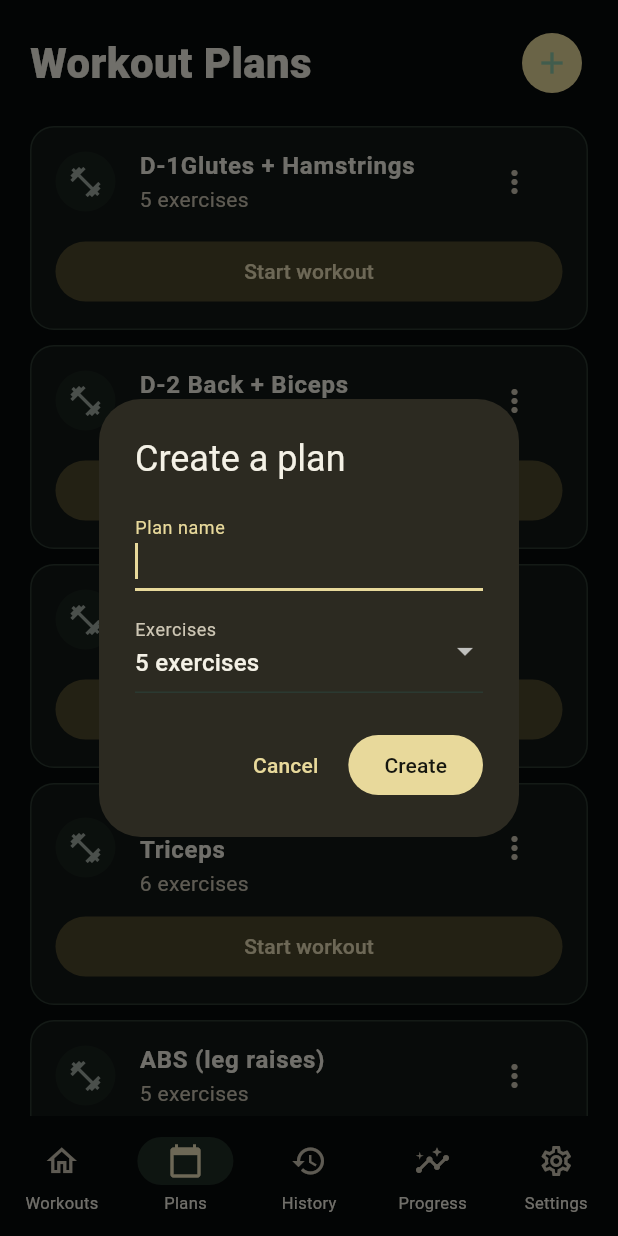
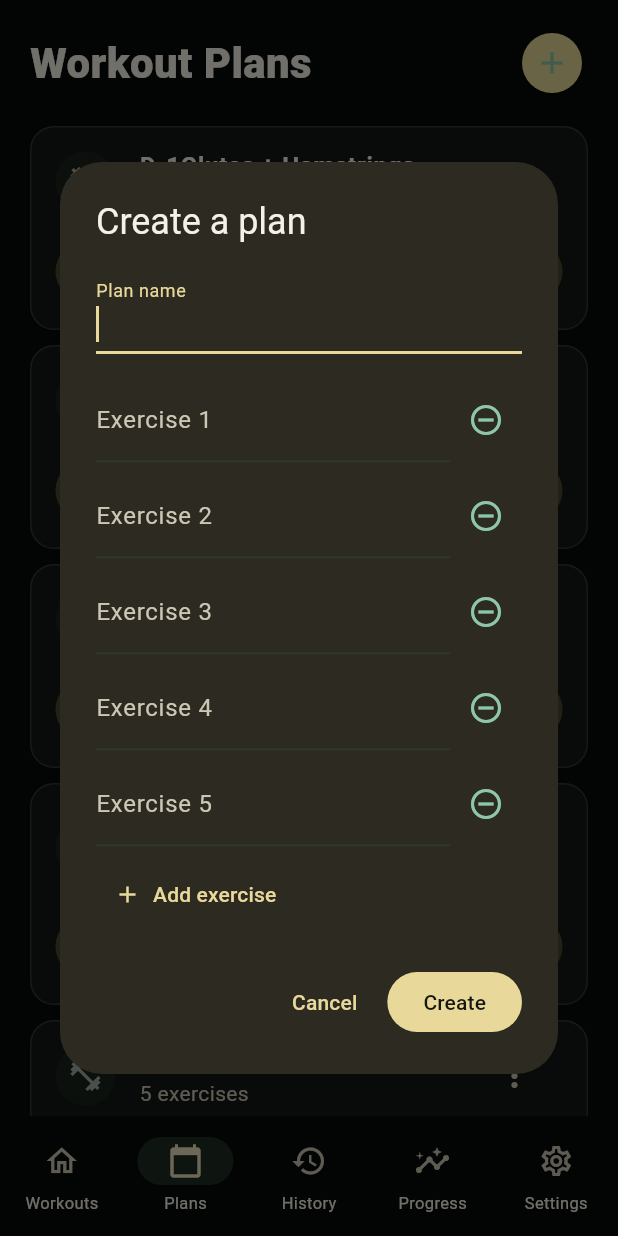
Before and after one commit to wazo-byte/flutter_ipohne_app_zenith00, a Flutter app: the screen it shows after launch, item 2 of the bottom bar chosen, after a tap on the "add" icon, on a phone screen of 412 x 824 dp. Run offline on Flutter 3.47's test engine with Material 3 defaults, Android fonts, the phone set to English and light mode, and no system bars; our stand-ins replace shared_preferences; Roboto replaces fonts that are missing (SF Pro Display).

Commit message:
Add workout plan exercise editing

```diff
--- a/lib/screens/plans/plans_screen.dart
+++ b/lib/screens/plans/plans_screen.dart
@@ -2,9 +2,12 @@ import 'package:flutter/material.dart';
 import '../../core/theme/app_theme.dart';
 import '../../models/workout_plan.dart';
 
+typedef _PlanDraft = ({String name, List<String> exercises});
+
 class PlansScreen extends StatelessWidget {
   final List<WorkoutPlan> plans;
-  final void Function(String name, int exerciseCount) onCreatePlan;
+  final void Function(String name, List<String> exercises) onCreatePlan;
+  final ValueChanged<WorkoutPlan> onUpdatePlan;
   final ValueChanged<WorkoutPlan> onDeletePlan;
   final ValueChanged<WorkoutPlan> onStartWorkout;
 
@@ -12,53 +15,105 @@ class PlansScreen extends StatelessWidget {
     super.key,
     required this.plans,
     required this.onCreatePlan,
+    required this.onUpdatePlan,
     required this.onDeletePlan,
     required this.onStartWorkout,
   });
 
-  Future<void> _showCreatePlanDialog(BuildContext context) async {
+  Future<void> _showPlanDialog(
+    BuildContext context, {
+    WorkoutPlan? plan,
+  }) async {
     final formKey = GlobalKey<FormState>();
-    var exerciseCount = 5;
-    var planName = '';
+    final nameController = TextEditingController(text: plan?.name ?? '');
+    final exerciseControllers = plan == null
+        ? List.generate(5, (_) => TextEditingController())
+        : plan.exerciseNames
+            .map((exercise) => TextEditingController(text: exercise))
+            .toList();
 
-    final result = await showDialog<(String, int)>(
+    try {
+      final result = await showDialog<_PlanDraft>(
         context: context,
         builder: (context) => StatefulBuilder(
           builder: (context, setDialogState) => AlertDialog(
-          title: const Text('Create a plan'),
-          content: Form(
+            title: Text(plan == null ? 'Create a plan' : 'Edit plan'),
+            content: SizedBox(
+              width: 420,
+              child: ConstrainedBox(
+                constraints: BoxConstraints(
+                  maxHeight: MediaQuery.sizeOf(context).height * 0.65,
+                ),
+                child: Form(
                   key: formKey,
-            child: Column(
-              mainAxisSize: MainAxisSize.min,
+                  child: ListView(
+                    shrinkWrap: true,
                     children: [
                       TextFormField(
-                  autofocus: true,
+                        controller: nameController,
+                        autofocus: plan == null,
                         textCapitalization: TextCapitalization.words,
-                  decoration: const InputDecoration(labelText: 'Plan name'),
-                  onSaved: (value) => planName = value?.trim() ?? '',
-                  validator: (value) => value == null || value.trim().isEmpty
+                        decoration:
+                            const InputDecoration(labelText: 'Plan name'),
+                        validator: (value) =>
+                            value == null || value.trim().isEmpty
                                 ? 'Enter a plan name'
                                 : null,
                       ),
-                const SizedBox(height: 12),
-                DropdownButtonFormField<int>(
-                  initialValue: exerciseCount,
-                  decoration: const InputDecoration(labelText: 'Exercises'),
-                  items: List.generate(8, (index) => index + 1)
-                      .map(
-                        (count) => DropdownMenuItem(
-                          value: count,
-                          child: Text('$count exercises'),
+                      const SizedBox(height: 16),
+                      ...exerciseControllers.indexed.map((entry) {
+                        final index = entry.$1;
+                        final controller = entry.$2;
+                        return Padding(
+                          padding: const EdgeInsets.only(bottom: 8),
+                          child: Row(
+                            children: [
+                              Expanded(
+                                child: TextFormField(
+                                  key: ValueKey(controller),
+                                  controller: controller,
+                                  textCapitalization: TextCapitalization.words,
+                                  decoration: InputDecoration(
+                                    labelText: 'Exercise ${index + 1}',
                                   ),
-                      )
-                      .toList(),
-                  onChanged: (value) {
-                    if (value != null) {
-                      setDialogState(() => exerciseCount = value);
-                    }
+                                  validator: (value) =>
+                                      value == null || value.trim().isEmpty
+                                          ? 'Enter an exercise name'
+                                          : null,
+                                ),
+                              ),
+                              IconButton(
+                                tooltip: 'Remove exercise',
+                                onPressed: exerciseControllers.length == 1
+                                    ? null
+                                    : () {
+                                        setDialogState(() {
+                                          exerciseControllers
+                                              .removeAt(index)
+                                              .dispose();
+                                        });
                                       },
+                                icon: const Icon(Icons.remove_circle_outline),
                               ),
                             ],
+                          ),
+                        );
+                      }),
+                      Align(
+                        alignment: Alignment.centerLeft,
+                        child: TextButton.icon(
+                          onPressed: () => setDialogState(
+                            () => exerciseControllers.add(
+                              TextEditingController(),
+                            ),
+                          ),
+                          icon: const Icon(Icons.add),
+                          label: const Text('Add exercise'),
+                        ),
+                      ),
+                    ],
+                  ),
+                ),
               ),
             ),
             actions: [
@@ -68,18 +123,44 @@ class PlansScreen extends StatelessWidget {
               ),
               FilledButton(
                 onPressed: () {
-                if (formKey.currentState!.validate()) {
-                  formKey.currentState!.save();
-                  Navigator.pop(context, (planName, exerciseCount));
-                }
+                  if (!formKey.currentState!.validate()) return;
+                  Navigator.pop(
+                    context,
+                    (
+                      name: nameController.text.trim(),
+                      exercises: exerciseControllers
+                          .map((controller) => controller.text.trim())
+                          .toList(),
+                    ),
+                  );
                 },
-              child: const Text('Create'),
+                child: Text(plan == null ? 'Create' : 'Save'),
               ),
             ],
           ),
         ),
       );
-    if (result != null) onCreatePlan(result.$1, result.$2);
+      if (result == null) return;
+      if (plan == null) {
+        onCreatePlan(result.name, result.exercises);
+      } else {
+        onUpdatePlan(
+          WorkoutPlan(
+            id: plan.id,
+            name: result.name,
+            exerciseCount: result.exercises.length,
+            exercises: result.exercises,
+            category: plan.category,
+            lastCompleted: plan.lastCompleted,
+          ),
+        );
+      }
+    } finally {
+      nameController.dispose();
+      for (final controller in exerciseControllers) {
+        controller.dispose();
+      }
+    }
   }
 
   Future<void> _confirmDelete(BuildContext context, WorkoutPlan plan) async {
@@ -118,7 +199,7 @@ class PlansScreen extends StatelessWidget {
               ),
               IconButton.filled(
                 tooltip: 'Create plan',
-                onPressed: () => _showCreatePlanDialog(context),
+                onPressed: () => _showPlanDialog(context),
                 icon: const Icon(Icons.add),
               ),
             ],
@@ -154,21 +235,27 @@ class PlansScreen extends StatelessWidget {
                       title: Text(plan.name,
                           style: const TextStyle(fontWeight: FontWeight.w700)),
                       subtitle: Text('${plan.exerciseCount} exercises'),
-                      trailing: plans.length > 1
-                          ? PopupMenuButton<String>(
+                      trailing: PopupMenuButton<String>(
                         tooltip: 'Plan options',
                         onSelected: (value) {
-                                if (value == 'delete') {
+                          if (value == 'edit') {
+                            _showPlanDialog(context, plan: plan);
+                          } else if (value == 'delete') {
                             _confirmDelete(context, plan);
                           }
                         },
-                              itemBuilder: (context) => const [
-                                PopupMenuItem(
+                        itemBuilder: (context) => [
+                          const PopupMenuItem(
+                            value: 'edit',
+                            child: Text('Edit plan'),
+                          ),
+                          if (plans.length > 1)
+                            const PopupMenuItem(
                               value: 'delete',
-                                    child: Text('Delete plan')),
+                              child: Text('Delete plan'),
+                            ),
                         ],
-                            )
-                          : null,
+                      ),
                     ),
                     Padding(
                       padding: const EdgeInsets.fromLTRB(16, 0, 16, 14),
@@ -187,7 +274,7 @@ class PlansScreen extends StatelessWidget {
           ),
           const SizedBox(height: 8),
           OutlinedButton.icon(
-            onPressed: () => _showCreatePlanDialog(context),
+            onPressed: () => _showPlanDialog(context),
             icon: const Icon(Icons.add),
             label: const Text('Create New Plan'),
           ),
```
Also changed, not shown: lib/main.dart (+12 -2 lines). Lines whose indentation alone changed are shown as unchanged.
